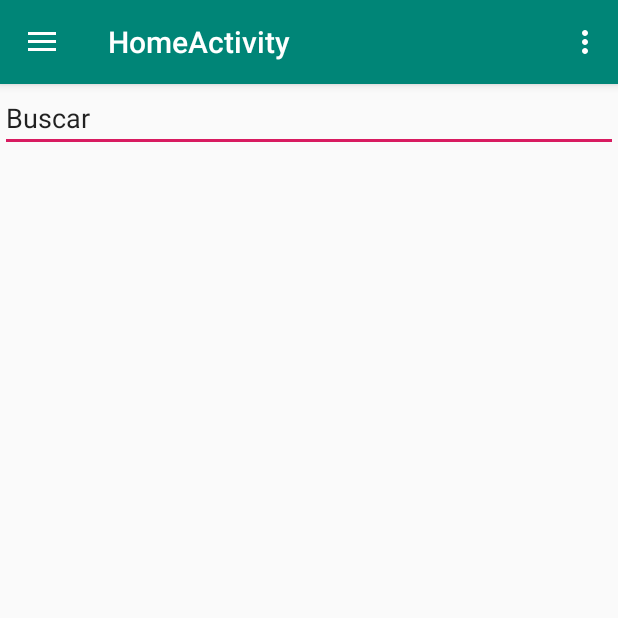
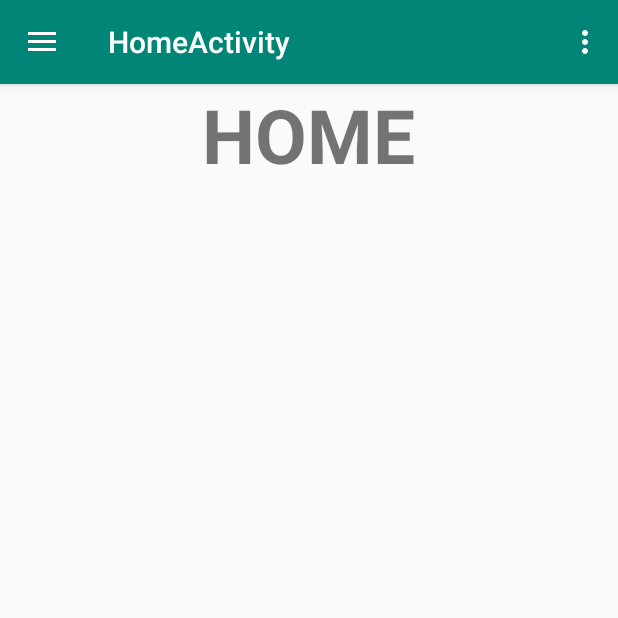
Before and after one commit to Caina-Bonfiglioli/4Read-android, an Android app: the HomeActivity screen opened directly, with no data from a screen before it, in the options menu, after a tap on "Settings", on a phone screen of 412 x 824 dp, the top half of it. Run offline under Robolectric (Android 15) with nearby library versions, the phone set to English and light mode, and no system bars.

Commit message:
add opção home no menu e seu fragmento e classe

```diff
--- a/app/src/main/java/br/com/caina_bonfiglioli/a4read/HomeActivity.java
+++ b/app/src/main/java/br/com/caina_bonfiglioli/a4read/HomeActivity.java
@@ -74,7 +74,9 @@ public class HomeActivity extends AppCompatActivity
 
         int id = item.getItemId();
 
-        if (id == R.id.nav_favorites) {
+        if (id == R.id.nav_home) {
+            fragment = new HomeFragment();
+        }else if (id == R.id.nav_favorites) {
             fragment = new FavoritesFragment();
         } else if (id == R.id.nav_releases) {
             fragment = new ReleasesFragment();
--- /dev/null
+++ b/app/src/main/java/br/com/caina_bonfiglioli/a4read/HomeFragment.java
@@ -0,0 +1,23 @@
+package br.com.caina_bonfiglioli.a4read;
+
+import android.os.Bundle;
+import android.support.annotation.NonNull;
+import android.support.annotation.Nullable;
+import android.support.v4.app.Fragment;
+import android.view.LayoutInflater;
+import android.view.View;
+import android.view.ViewGroup;
+
+public class HomeFragment extends Fragment {
+
+    @Nullable
+    @Override
+    public View onCreateView(@NonNull LayoutInflater inflater, @Nullable ViewGroup container, @Nullable Bundle savedInstanceState) {
+        return inflater.inflate(R.layout.fragment_home, null);
+    }
+
+    @Override
+    public void onViewCreated(@NonNull View view, @Nullable Bundle savedInstanceState) {
+        super.onViewCreated(view, savedInstanceState);
+    }
+}
--- /dev/null
+++ b/app/src/main/res/layout/fragment_home.xml
@@ -0,0 +1,14 @@
+<?xml version="1.0" encoding="utf-8"?>
+<LinearLayout xmlns:android="http://schemas.android.com/apk/res/android"
+    android:orientation="vertical" android:layout_width="match_parent"
+    android:layout_height="match_parent">
+
+    <TextView
+        android:text="HOME"
+        android:textSize="50dp"
+        android:textStyle="bold"
+        android:layout_gravity="center"
+        android:layout_width="wrap_content"
+        android:layout_height="wrap_content" />
+
+</LinearLayout>
--- a/app/src/main/res/menu/activity_home_drawer.xml
+++ b/app/src/main/res/menu/activity_home_drawer.xml
@@ -4,6 +4,9 @@
     tools:showIn="navigation_view">
 
     <group android:checkableBehavior="single">
+        <item
+            android:id="@+id/nav_home"
+            android:title="Home"/>
         <item
             android:id="@+id/nav_favorites"
             android:title="Favoritos" />
```
